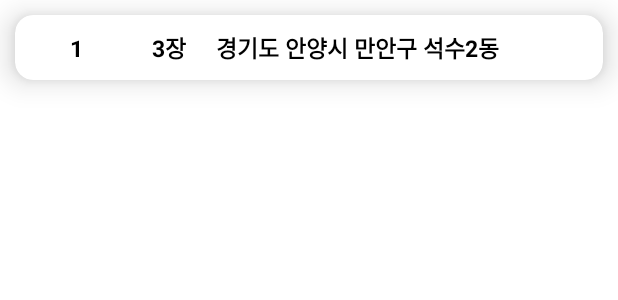
After one commit to gywnd2/have_I_been, an Android app: the layout viewpager_rank_holder.xml on its own in the app's theme, with its tools: preview values and no code run, on a phone screen of 412 x 824 dp. The commit adds this screen. Shown: the top 300 px of the screen. Run offline under Robolectric (Android 15) with nearby library versions, the phone set to English and light mode, and no system bars.

Commit message:
TODO : Ranking implement

```diff
--- a/app/build.gradle
+++ b/app/build.gradle
@@ -44,7 +44,7 @@ android {
 dependencies {
 
     implementation 'androidx.appcompat:appcompat:1.6.0'
-    implementation 'com.google.android.material:material:1.7.0'
+    implementation 'com.google.android.material:material:1.8.0'
     implementation 'androidx.constraintlayout:constraintlayout:2.1.4'
     implementation 'androidx.navigation:navigation-fragment:2.5.3'
     implementation 'androidx.navigation:navigation-ui:2.5.3'
--- a/app/src/main/java/com/udangtangtang/haveibeen/dao/PictureDao.kt
+++ b/app/src/main/java/com/udangtangtang/haveibeen/dao/PictureDao.kt
@@ -35,4 +35,6 @@ interface PictureDao {
     suspend fun isExist(lat: Double, lng: Double, name:String) : Boolean
     @Query("UPDATE pictureDB SET address =:addr WHERE latitude =:lat AND longtitude =:lng")
     suspend fun updateAddress(lat:Double, lng: Double, addr : String)
+    @Query("SELECT address, COUNT(address) FROM pictureDB GROUP BY address")
+    suspend fun getAddressCountByGroup():List<String>
 }
--- a/app/src/main/java/com/udangtangtang/haveibeen/repository/RecordRepository.kt
+++ b/app/src/main/java/com/udangtangtang/haveibeen/repository/RecordRepository.kt
@@ -91,4 +91,8 @@ class RecordRepository(application: Application) {
     suspend fun getPictureOfSpecificLocation(latitude: Double, longtitude: Double):List<String>{
         return pictureDao.getFileOnLocation(latitude, longtitude)
     }
+
+    suspend fun getAdderessRanking():List<String>{
+        return pictureDao.getAddressCountByGroup()
+    }
 }
--- /dev/null
+++ b/app/src/main/res/layout/viewpager_rank_holder.xml
@@ -0,0 +1,65 @@
+<?xml version="1.0" encoding="utf-8"?>
+<com.google.android.material.card.MaterialCardView
+    xmlns:android="http://schemas.android.com/apk/res/android"
+    android:layout_width="match_parent"
+    android:layout_height="wrap_content"
+    xmlns:app="http://schemas.android.com/apk/res-auto"
+    style="?attr/materialCardViewElevatedStyle"
+    app:cardElevation="12dp"
+    android:layout_margin="10dp"
+    android:background="@color/black"
+    app:cardCornerRadius="12dp">
+
+        <androidx.constraintlayout.widget.ConstraintLayout
+            android:layout_width="match_parent"
+            android:layout_height="match_parent"
+            android:orientation="horizontal"
+            android:padding="10dp">
+
+            <TextView
+                android:id="@+id/text_ranking_holder_rank"
+                android:layout_width="0dp"
+                android:layout_height="wrap_content"
+                android:text="1"
+                android:textAlignment="center"
+                android:textColor="@color/black"
+                android:textStyle="bold"
+                android:textSize="15dp"
+                app:layout_constraintTop_toTopOf="parent"
+                app:layout_constraintBottom_toBottomOf="parent"
+                app:layout_constraintHorizontal_weight="1"
+                app:layout_constraintLeft_toLeftOf="parent"
+                app:layout_constraintRight_toLeftOf="@id/text_ranking_holder_picture_count"/>
+
+            <TextView
+                android:id="@+id/text_ranking_holder_picture_count"
+                android:layout_width="0dp"
+                android:layout_height="wrap_content"
+                android:textAlignment="center"
+                app:layout_constraintHorizontal_weight="1"
+                android:textStyle="bold"
+                android:textSize="15dp"
+                android:textColor="@color/black"
+                android:text="3장"
+                app:layout_constraintTop_toTopOf="parent"
+                app:layout_constraintBottom_toBottomOf="parent"
+                app:layout_constraintLeft_toRightOf="@id/text_ranking_holder_rank"
+                app:layout_constraintRight_toLeftOf="@id/text_ranking_holder_address"/>
+
+            <TextView
+                android:id="@+id/text_ranking_holder_address"
+                android:layout_width="0dp"
+                android:layout_height="wrap_content"
+                app:layout_constraintHorizontal_weight="4"
+                android:textStyle="bold"
+                android:textSize="15dp"
+                android:textColor="@color/black"
+                android:text="경기도 안양시 만안구 석수2동"
+                app:layout_constraintTop_toTopOf="parent"
+                app:layout_constraintBottom_toBottomOf="parent"
+                app:layout_constraintLeft_toRightOf="@id/text_ranking_holder_picture_count"
+                app:layout_constraintRight_toRightOf="parent"/>
+
+        </androidx.constraintlayout.widget.ConstraintLayout>
+
+</com.google.android.material.card.MaterialCardView>
```
Also changed, not shown: app/src/main/java/com/udangtangtang/haveibeen/activity/MainActivity.kt (+22 -15 lines), app/src/main/java/com/udangtangtang/haveibeen/activity/RankingActivity.kt (added, +26 -0 lines), app/src/main/java/com/udangtangtang/haveibeen/activity/RecordDetailActivity.kt (+11 -9 lines), app/src/main/java/com/udangtangtang/haveibeen/fragment/PictureViewFragment.kt (+8 -10 lines), app/src/main/java/com/udangtangtang/haveibeen/fragment/RecordViewFragment.kt (+8 -6 lines), app/src/main/java/com/udangtangtang/haveibeen/util/GeocodingHelper.kt (+5 -4 lines), app/src/main/java/com/udangtangtang/haveibeen/util/PictureScanHelper.kt (+5 -3 lines), app/src/main/java/com/udangtangtang/haveibeen/util/RankingCardAdapter.kt (added, +52 -0 lines), app/src/main/java/com/udangtangtang/haveibeen/util/RecordPictureAdapter.kt (renamed from app/src/main/java/com/udangtangtang/haveibeen/util/ViewPagerAdapter.kt, +14 -12 lines), app/src/main/java/com/udangtangtang/haveibeen/viewmodel/RecordViewModel.kt (+10 -2 lines), app/src/main/res/layout/activity_ranking.xml (+15 -50 lines), 1 other file.
